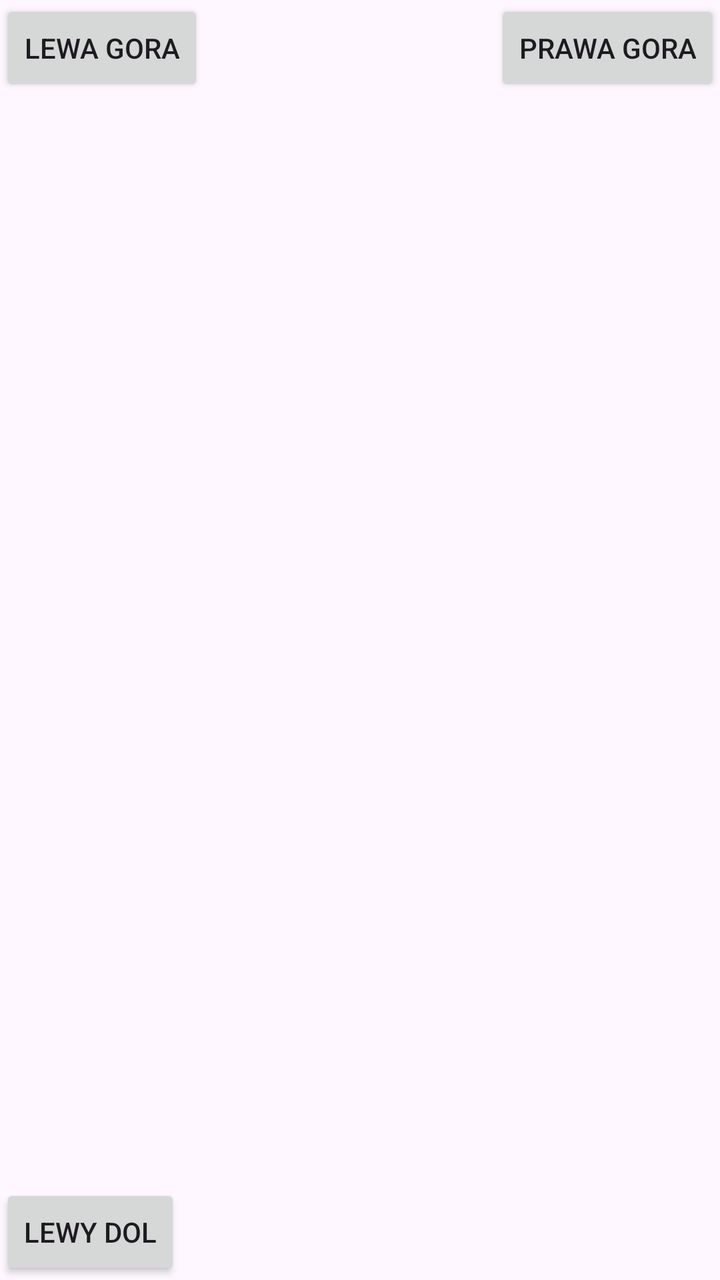
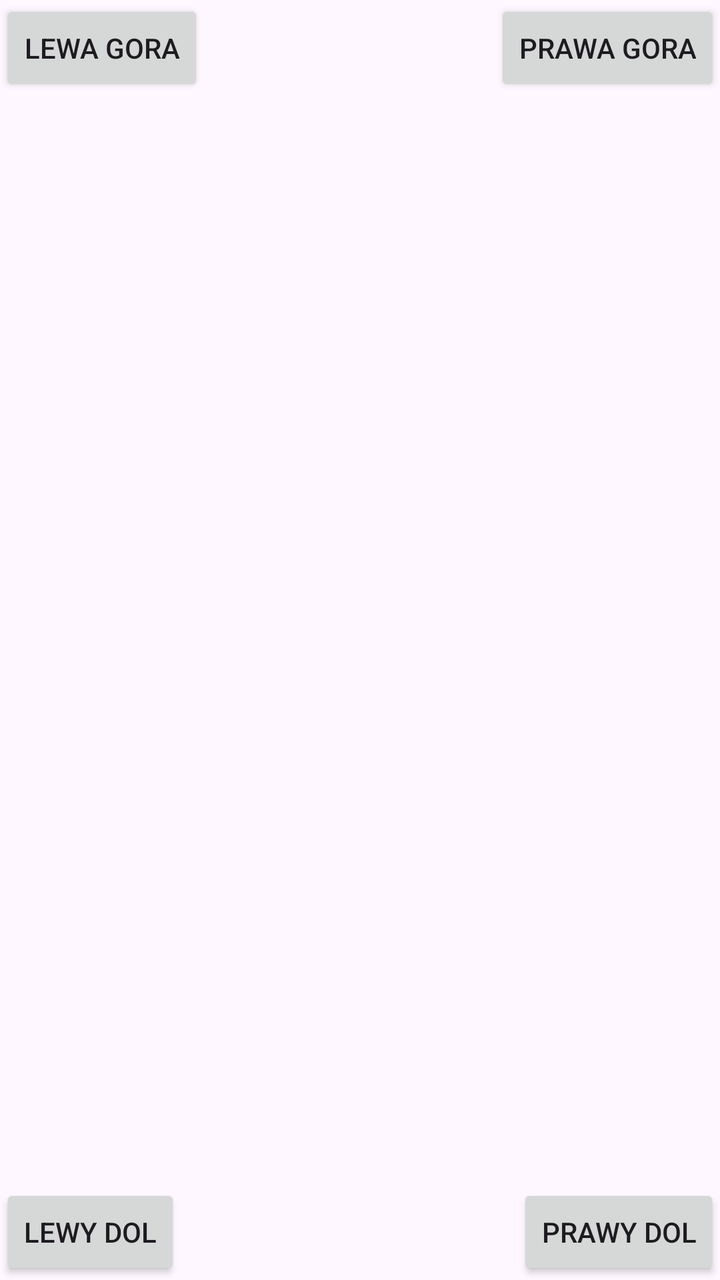

An Android layout rendered at two revisions. The XML below is the earlier revision; the diff shows what the commit changed to produce the second picture.
<!-- AndroidManifest.xml: application theme Theme.Pierwsze -->
<!-- res/layout/activity_main.xml -->
<?xml version="1.0" encoding="utf-8"?>
<androidx.constraintlayout.widget.ConstraintLayout xmlns:android="http://schemas.android.com/apk/res/android"
    xmlns:app="http://schemas.android.com/apk/res-auto"
    xmlns:tools="http://schemas.android.com/tools"
    android:id="@+id/main"
    android:layout_width="match_parent"
    android:layout_height="match_parent"
    tools:context=".MainActivity">

    <Button
        android:id="@+id/buttonTopLeft"
        android:layout_width="wrap_content"
        android:layout_height="wrap_content"
        android:text="lewa gora"
        app:layout_constraintTop_toTopOf="parent"
        app:layout_constraintStart_toStartOf="parent"
        tools:layout_editor_absoluteX="124dp"
        tools:layout_editor_absoluteY="47dp" />

    <Button
        android:id="@+id/buttonTopRight"
        android:layout_width="wrap_content"
        android:layout_height="wrap_content"
        android:text="prawa gora"
        app:layout_constraintEnd_toEndOf="parent"
        app:layout_constraintTop_toTopOf="parent" />

    <Button
        android:id="@+id/buttonBottomLeft"
        android:layout_width="wrap_content"
        android:layout_height="wrap_content"
        android:text="lewy dol"
        app:layout_constraintStart_toStartOf="parent"
        app:layout_constraintBottom_toBottomOf="parent" />

</androidx.constraintlayout.widget.ConstraintLayout>
<!-- resources referenced by this layout -->
<resources>
  <style name="Theme.Pierwsze" parent="Base.Theme.Pierwsze" />
  <style name="Base.Theme.Pierwsze" parent="Theme.Material3.DayNight.NoActionBar">
          
          
      </style>
</resources>

<!-- the commit's change to res/layout/activity_main.xml (unified diff, before → after) -->
@@ -33,4 +33,12 @@
         app:layout_constraintStart_toStartOf="parent"
         app:layout_constraintBottom_toBottomOf="parent" />
 
+    <Button
+        android:id="@+id/buttonBottomRight"
+        android:layout_width="wrap_content"
+        android:layout_height="wrap_content"
+        android:text="prawy dol"
+        app:layout_constraintEnd_toEndOf="parent"
+        app:layout_constraintBottom_toBottomOf="parent" />
+
 </androidx.constraintlayout.widget.ConstraintLayout>
